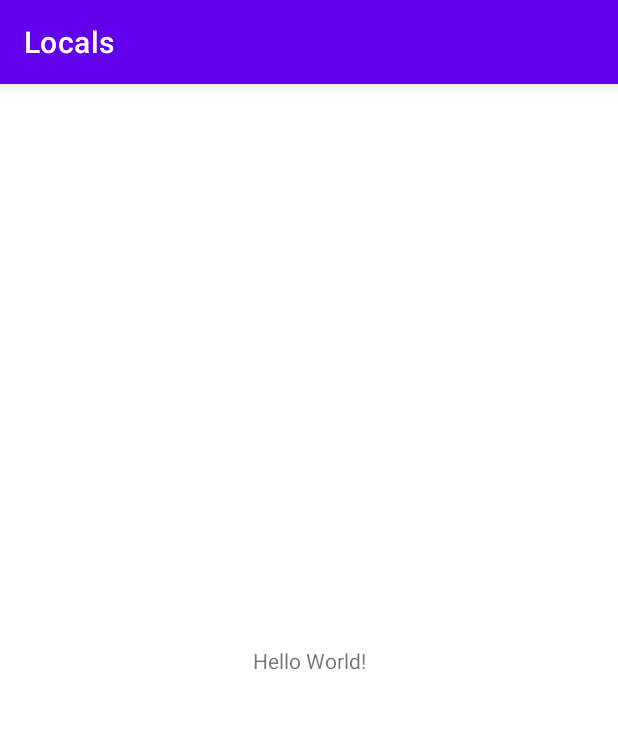
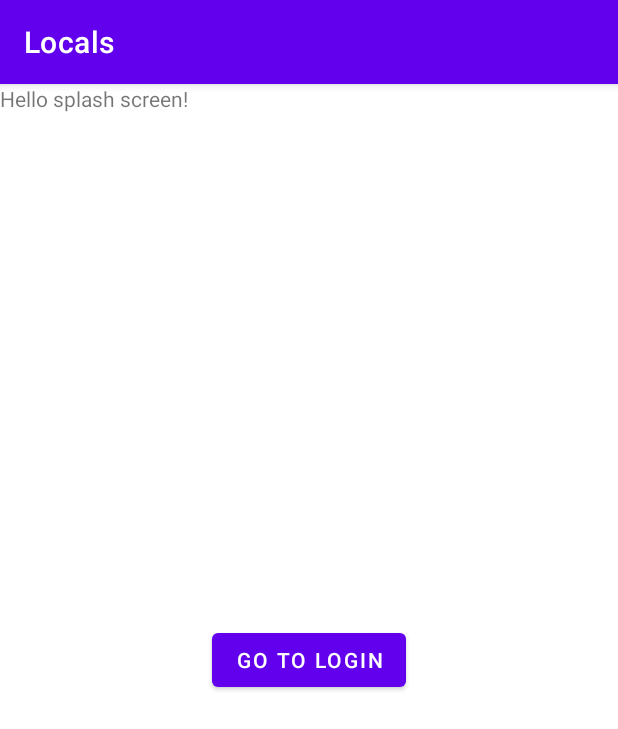
Before and after one commit to wojtekkula3/Locals, an Android app: the screen it shows after launch (MainActivity), on a phone screen of 412 x 824 dp. Shown: the top 729 px of the screen. Run offline under Robolectric (Android 15) with nearby library versions, the phone set to English and light mode, and no system bars.

Commit message:
LOC-4: navigation compoment/graph

```diff
--- /dev/null
+++ b/app/src/main/java/com/wojciechkula/locals/navigation/DashboardNavigator.kt
@@ -0,0 +1,5 @@
+package com.wojciechkula.locals.navigation
+
+internal class DashboardNavigator constructor() {
+
+}
--- /dev/null
+++ b/app/src/main/java/com/wojciechkula/locals/presentation/splashscreen/SplashScreenFragment.kt
@@ -0,0 +1,39 @@
+package com.wojciechkula.locals.presentation.splashscreen
+
+import android.os.Bundle
+import androidx.fragment.app.Fragment
+import android.view.LayoutInflater
+import android.view.View
+import android.view.ViewGroup
+import androidx.navigation.fragment.findNavController
+import com.wojciechkula.locals.databinding.FragmentSplashScreenBinding
+import com.wojciechkula.locals.navigation.SplashScreenNavigator
+
+internal class SplashScreenFragment : Fragment() {
+
+    lateinit var navigator: SplashScreenNavigator
+
+    private var _binding: FragmentSplashScreenBinding? = null
+    private val binding
+        get() = _binding!!
+
+    override fun onCreate(savedInstanceState: Bundle?) {
+        super.onCreate(savedInstanceState)
+        navigator = SplashScreenNavigator()
+
+    }
+
+    override fun onCreateView(
+        inflater: LayoutInflater, container: ViewGroup?,
+        savedInstanceState: Bundle?
+    ): View? {
+        _binding = FragmentSplashScreenBinding.inflate(layoutInflater, container, false)
+        return binding.root
+    }
+
+    override fun onViewCreated(view: View, savedInstanceState: Bundle?) {
+        super.onViewCreated(view, savedInstanceState)
+        binding.button.setOnClickListener{ navigator.openLogin(findNavController())}
+    }
+
+}
--- a/app/src/main/res/layout/activity_main.xml
+++ b/app/src/main/res/layout/activity_main.xml
@@ -1,18 +1,12 @@
 <?xml version="1.0" encoding="utf-8"?>
-<androidx.constraintlayout.widget.ConstraintLayout xmlns:android="http://schemas.android.com/apk/res/android"
+<androidx.fragment.app.FragmentContainerView xmlns:android="http://schemas.android.com/apk/res/android"
     xmlns:app="http://schemas.android.com/apk/res-auto"
     xmlns:tools="http://schemas.android.com/tools"
+    android:id="@+id/fragment_container_view"
+    android:name="androidx.navigation.fragment.NavHostFragment"
     android:layout_width="match_parent"
     android:layout_height="match_parent"
-    tools:context=".MainActivity">
-
-    <TextView
-        android:layout_width="wrap_content"
-        android:layout_height="wrap_content"
-        android:text="Hello World!"
-        app:layout_constraintBottom_toBottomOf="parent"
-        app:layout_constraintLeft_toLeftOf="parent"
-        app:layout_constraintRight_toRightOf="parent"
-        app:layout_constraintTop_toTopOf="parent" />
-
-</androidx.constraintlayout.widget.ConstraintLayout>
+    android:orientation="vertical"
+    app:defaultNavHost="true"
+    app:navGraph="@navigation/nav_main"
+    tools:context=".MainActivity" />
--- /dev/null
+++ b/app/src/main/res/layout/fragment_splash_screen.xml
@@ -0,0 +1,21 @@
+<?xml version="1.0" encoding="utf-8"?>
+<FrameLayout xmlns:android="http://schemas.android.com/apk/res/android"
+    xmlns:tools="http://schemas.android.com/tools"
+    android:layout_width="match_parent"
+    android:layout_height="match_parent"
+    tools:context=".presentation.splashscreen.SplashScreenFragment">
+
+    <!-- TODO: Update blank fragment layout -->
+    <TextView
+        android:layout_width="match_parent"
+        android:layout_height="match_parent"
+        android:text="Hello splash screen!" />
+
+    <Button
+        android:id="@+id/button"
+        android:layout_width="wrap_content"
+        android:layout_height="wrap_content"
+        android:layout_gravity="center"
+        android:text="Go to Login" />
+
+</FrameLayout>
--- /dev/null
+++ b/app/src/main/res/navigation/nav_main.xml
@@ -0,0 +1,59 @@
+<?xml version="1.0" encoding="utf-8"?>
+<navigation xmlns:android="http://schemas.android.com/apk/res/android"
+    xmlns:app="http://schemas.android.com/apk/res-auto"
+    xmlns:tools="http://schemas.android.com/tools"
+    android:id="@+id/nav_main"
+    app:startDestination="@id/splashScreenFragment">
+
+    <fragment
+        android:id="@+id/splashScreenFragment"
+        android:name="com.wojciechkula.locals.presentation.splashscreen.SplashScreenFragment"
+        android:label="fragment_splash_screen"
+        tools:layout="@layout/fragment_splash_screen" >
+        <action
+            android:id="@+id/openLogin"
+            app:destination="@id/loginFragment" />
+        <action
+            android:id="@+id/openDashboard"
+            app:destination="@id/dashboardFragment" />
+    </fragment>
+
+    <fragment
+        android:id="@+id/dashboardFragment"
+        android:name="com.wojciechkula.locals.presentation.dashboard.DashboardFragment"
+        android:label="fragment_dashboard"
+        tools:layout="@layout/fragment_dashboard" />
+
+    <fragment
+        android:id="@+id/loginFragment"
+        android:name="com.wojciechkula.locals.presentation.login.LoginFragment"
+        android:label="fragment_login"
+        tools:layout="@layout/fragment_login" >
+        <action
+            android:id="@+id/openDashboard"
+            app:destination="@id/dashboardFragment" />
+        <action
+            android:id="@+id/openRegister"
+            app:destination="@id/registerUserDataFragment" />
+    </fragment>
+
+    <fragment
+        android:id="@+id/registerUserDataFragment"
+        android:name="com.wojciechkula.locals.presentation.register.userdata.RegisterFragment"
+        android:label="fragment_register"
+        tools:layout="@layout/fragment_register" >
+        <action
+            android:id="@+id/openRegisterHobbies"
+            app:destination="@id/registerHobbies" />
+    </fragment>
+
+    <fragment
+        android:id="@+id/registerHobbies"
+        android:name="com.wojciechkula.locals.presentation.register.hobbies.RegisterHobbies"
+        android:label="fragment_register_hobbies"
+        tools:layout="@layout/fragment_register_hobbies" >
+        <action
+            android:id="@+id/openDashboard"
+            app:destination="@id/dashboardFragment" />
+    </fragment>
+</navigation>
--- a/app/src/main/res/values/strings.xml
+++ b/app/src/main/res/values/strings.xml
@@ -1,3 +1,5 @@
 <resources>
     <string name="app_name">Locals</string>
+    <!-- TODO: Remove or change this placeholder text -->
+    <string name="hello_blank_fragment">Hello blank fragment</string>
 </resources>
--- a/build.gradle
+++ b/build.gradle
@@ -11,7 +11,7 @@ buildscript {
         classpath 'com.google.firebase:firebase-crashlytics-gradle:2.3.0'
         classpath("com.google.dagger:hilt-android-gradle-plugin:2.38.1")
 
-        def nav_version = "2.4.0-alpha02"
+        def nav_version = "2.3.5"
         classpath("androidx.navigation:navigation-safe-args-gradle-plugin:$nav_version")
         // NOTE: Do not place your application dependencies here; they belong
         // in the individual module build.gradle files
```
Also changed, not shown: app/build.gradle (+7 -2 lines), app/src/main/java/com/wojciechkula/locals/navigation/LoginNavigator.kt (added, +17 -0 lines), app/src/main/java/com/wojciechkula/locals/navigation/RegisterHobbiesNavigator.kt (added, +12 -0 lines), app/src/main/java/com/wojciechkula/locals/navigation/RegisterNavigator.kt (added, +12 -0 lines), app/src/main/java/com/wojciechkula/locals/navigation/SplashScreenNavigator.kt (added, +17 -0 lines), app/src/main/java/com/wojciechkula/locals/presentation/dashboard/DashboardFragment.kt (added, +34 -0 lines), app/src/main/java/com/wojciechkula/locals/presentation/login/LoginFragment.kt (added, +37 -0 lines), app/src/main/java/com/wojciechkula/locals/presentation/register/hobbies/RegisterHobbies.kt (added, +35 -0 lines), app/src/main/java/com/wojciechkula/locals/presentation/register/userdata/RegisterFragment.kt (added, +35 -0 lines), app/src/main/res/layout/fragment_dashboard.xml (added, +14 -0 lines), app/src/main/res/layout/fragment_login.xml (added, +14 -0 lines), app/src/main/res/layout/fragment_register.xml (added, +14 -0 lines), app/src/main/res/layout/fragment_register_hobbies.xml (added, +14 -0 lines).
